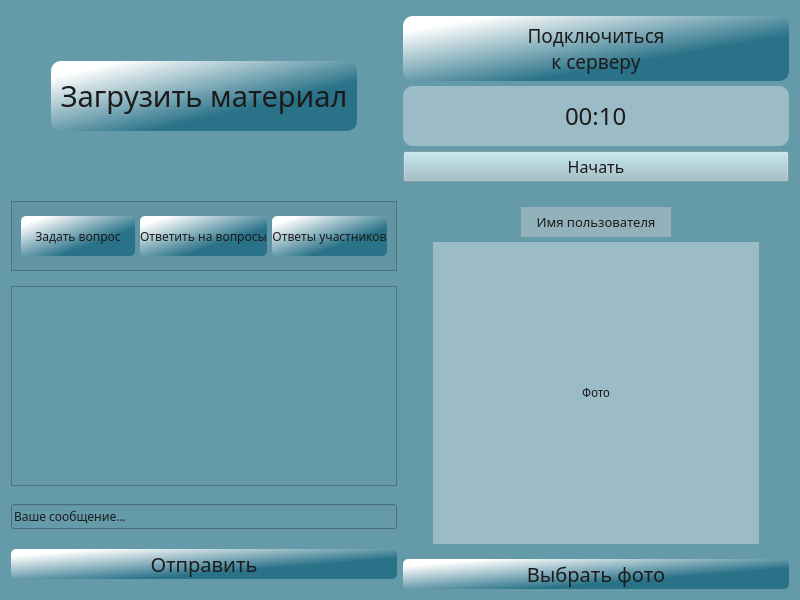
Avedik/Desktop-application-IEducation, file Client/jeducation-v0.1/learning.ui: the form before one commit.
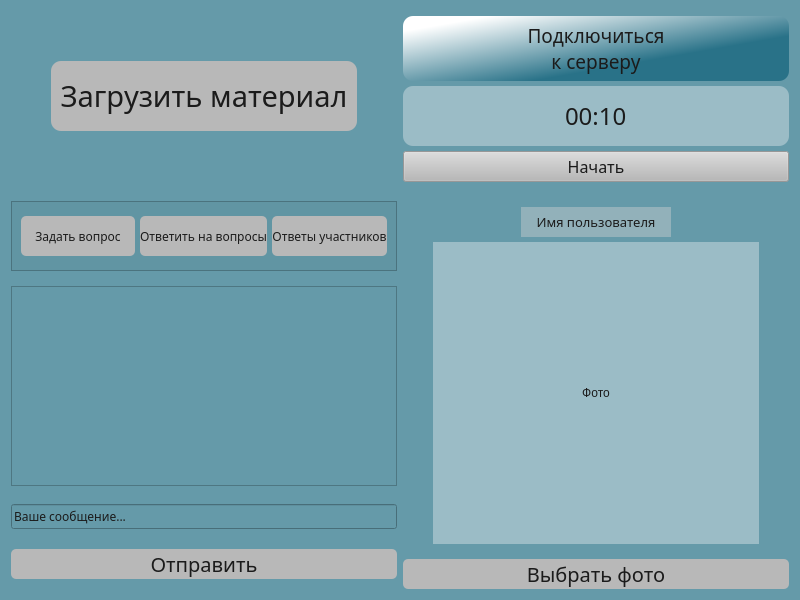
The form after the commit.

Commit message:
Изменил цвет кнопок, когда они недоступны
Кнопки горят серым цветом, пока отключены в первом режиме

Patch:
```diff
--- a/Client/jeducation-v0.1/learning.ui
+++ b/Client/jeducation-v0.1/learning.ui
@@ -180,7 +180,7 @@
        </property>
        <property name="styleSheet">
         <string notr="true">color: rgb(26, 26, 26);
-background-color: rgb(156, 190, 200);</string>
+background-color: rgb(184, 184, 184);</string>
        </property>
        <property name="text">
         <string>Начать</string>
@@ -372,7 +372,7 @@
           </font>
          </property>
          <property name="styleSheet">
-          <string notr="true">background-color: qlineargradient(spread:pad, x1:0.652, y1:0.67, x2:0.096, y2:0.136227, stop:0 rgba(41, 114, 136, 255), stop:1 rgba(255, 255, 255, 255));
+          <string notr="true">background-color: rgb(184, 184, 184);
 color: rgb(27, 27, 27);
 border:2px;
 border-radius:5;</string>
@@ -452,7 +452,7 @@
              </font>
             </property>
             <property name="styleSheet">
-             <string notr="true">background-color: qlineargradient(spread:pad, x1:0.652, y1:0.67, x2:0.096, y2:0.136227, stop:0 rgba(41, 114, 136, 255), stop:1 rgba(255, 255, 255, 255));
+             <string notr="true">background-color: rgb(184, 184, 184);
 color: rgb(27, 27, 27);
 border:2px;
 border-radius:5;</string>
@@ -489,7 +489,7 @@
              </font>
             </property>
             <property name="styleSheet">
-             <string notr="true">background-color: qlineargradient(spread:pad, x1:0.652, y1:0.67, x2:0.096, y2:0.136227, stop:0 rgba(41, 114, 136, 255), stop:1 rgba(255, 255, 255, 255));
+             <string notr="true">background-color: rgb(184, 184, 184);
 color: rgb(27, 27, 27);
 border:2px;
 border-radius:5;</string>
@@ -526,7 +526,7 @@
              </font>
             </property>
             <property name="styleSheet">
-             <string notr="true">background-color: qlineargradient(spread:pad, x1:0.652, y1:0.67, x2:0.096, y2:0.136227, stop:0 rgba(41, 114, 136, 255), stop:1 rgba(255, 255, 255, 255));
+             <string notr="true">background-color: rgb(184, 184, 184);
 color: rgb(27, 27, 27);
 border:2px;
 border-radius:5;</string>
@@ -638,7 +638,7 @@
         </font>
        </property>
        <property name="styleSheet">
-        <string notr="true">background-color: qlineargradient(spread:pad, x1:0.652, y1:0.67, x2:0.096, y2:0.136227, stop:0 rgba(41, 114, 136, 255), stop:1 rgba(255, 255, 255, 255));
+        <string notr="true">background-color: rgb(184, 184, 184);
 color: rgb(27, 27, 27);
 border:2px;
 border-radius:5;</string>
@@ -691,7 +691,7 @@
           </font>
          </property>
          <property name="styleSheet">
-          <string notr="true">background-color: qlineargradient(spread:pad, x1:0.652, y1:0.67, x2:0.096, y2:0.136227, stop:0 rgba(41, 114, 136, 255), stop:1 rgba(255, 255, 255, 255));
+          <string notr="true">background-color: rgb(184, 184, 184);
 color: rgb(27, 27, 27);
 border:2px;
 border-radius:10;</string>
```
The commit also changes 2 other files.
